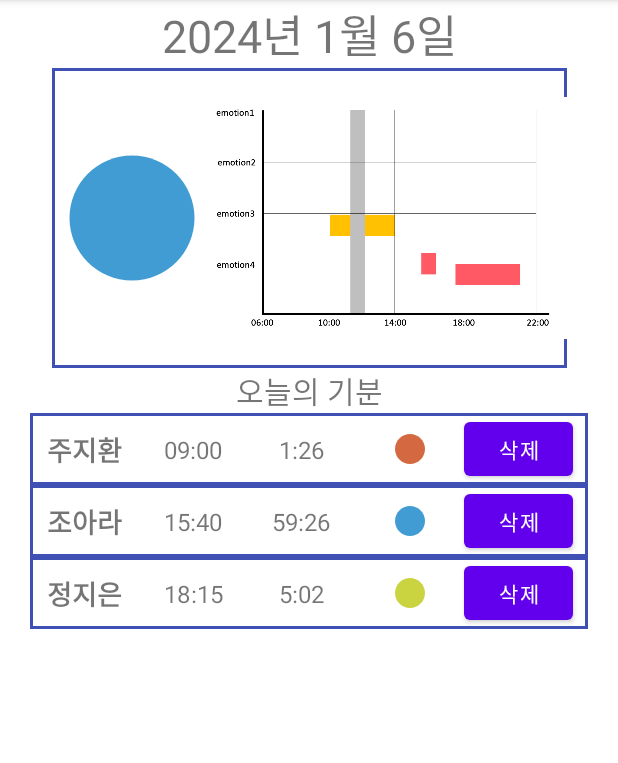
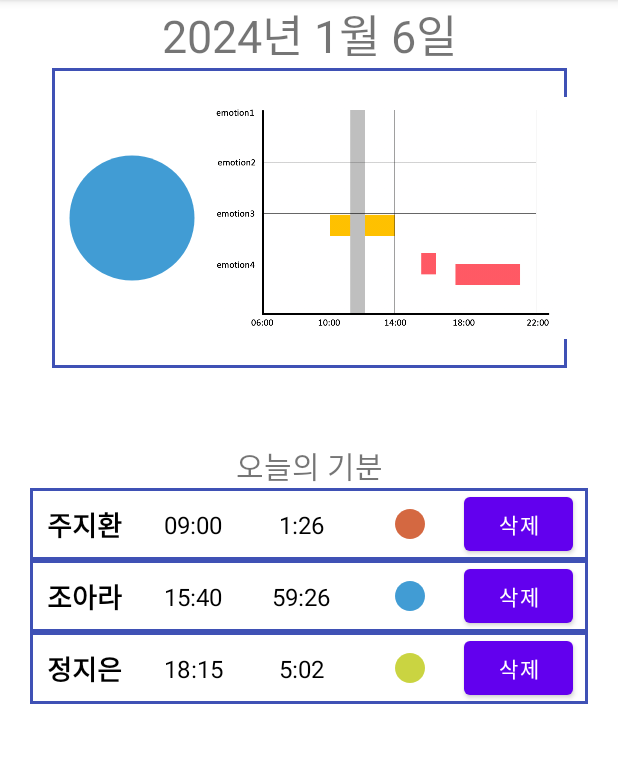
Before and after one commit to maxlee9185/MFVMockup0910, an Android app: the DayMood screen opened directly, with no data from a screen before it, on a phone screen of 412 x 824 dp, the part 84-847 px from its top. Run offline under Robolectric (Android 15) with nearby library versions, the phone set to English and light mode, and no system bars.

Commit message:
image improvement

```diff
--- a/app/build.gradle
+++ b/app/build.gradle
@@ -45,7 +45,6 @@ dependencies {
     implementation 'androidx.lifecycle:lifecycle-viewmodel-ktx:2.4.1'
     implementation 'androidx.navigation:navigation-fragment-ktx:2.5.2'
     implementation 'androidx.navigation:navigation-ui-ktx:2.5.2'
-    implementation 'com.google.android.gms:play-services-oss-licenses:18.0.0'
     testImplementation 'junit:junit:4.13.2'
     androidTestImplementation 'androidx.test.ext:junit:1.1.5'
     androidTestImplementation 'androidx.test.espresso:espresso-core:3.5.1'
--- a/app/src/main/res/layout/activity_day_mood.xml
+++ b/app/src/main/res/layout/activity_day_mood.xml
@@ -27,6 +27,7 @@
         app:layout_constraintTop_toBottomOf="@id/today"
         app:layout_constraintBottom_toTopOf="@id/callListString"
         android:background="@drawable/solid_border"
+        android:layout_marginBottom="50dp"
         android:orientation="horizontal">
 
         <ImageView
@@ -44,9 +45,10 @@
             android:id="@+id/currentMoodGraphImage"
             android:layout_width="240dp"
             android:layout_height="200dp"
-            android:src="@drawable/moodGraph"
+            android:src="@drawable/mood_graph"
             app:layout_constraintBottom_toBottomOf="@id/currentMood"
             app:layout_constraintStart_toEndOf="@id/currentMoodImage"
+            android:layout_marginEnd="3dp"
             app:layout_constraintTop_toTopOf="@id/currentMood" />
 
 
@@ -93,11 +95,12 @@
                 android:layout_height="wrap_content"
                 android:gravity="center"
                 android:text="주지환"
+                android:textColor="@color/black"
                 android:textSize="18sp"
                 android:textStyle="bold"
                 app:layout_constraintBottom_toBottomOf="parent"
                 app:layout_constraintEnd_toStartOf="@id/textCallTime"
-                app:layout_constraintStart_toStartOf="parent"
+                app:layout_constraintStart_toStartOf="@id/firstCall"
                 app:layout_constraintTop_toTopOf="parent" />
 
             <TextView
@@ -106,6 +109,7 @@
                 android:layout_height="wrap_content"
                 android:gravity="center"
                 android:text="09:00"
+                android:textColor="@color/black"
                 android:textSize="16sp"
                 app:layout_constraintBottom_toBottomOf="parent"
                 app:layout_constraintEnd_toStartOf="@id/textCallDuration"
@@ -118,6 +122,7 @@
                 android:layout_height="wrap_content"
                 android:gravity="center"
                 android:text="1:26"
+                android:textColor="@color/black"
                 android:textSize="16sp"
                 app:layout_constraintBottom_toBottomOf="parent"
                 app:layout_constraintEnd_toStartOf="@id/moodImage"
@@ -166,11 +171,12 @@
                 android:layout_height="wrap_content"
                 android:gravity="center"
                 android:text="조아라"
+                android:textColor="@color/black"
                 android:textSize="18sp"
                 android:textStyle="bold"
                 app:layout_constraintBottom_toBottomOf="parent"
                 app:layout_constraintEnd_toStartOf="@id/textCallTime2"
-                app:layout_constraintStart_toStartOf="parent"
+                app:layout_constraintStart_toStartOf="@id/secondCall"
                 app:layout_constraintTop_toTopOf="parent" />
 
             <TextView
@@ -179,6 +185,7 @@
                 android:layout_height="wrap_content"
                 android:gravity="center"
                 android:text="15:40"
+                android:textColor="@color/black"
                 android:textSize="16sp"
                 app:layout_constraintBottom_toBottomOf="parent"
                 app:layout_constraintEnd_toStartOf="@id/textCallDuration2"
@@ -192,6 +199,7 @@
                 android:gravity="center"
                 android:text="59:26"
                 android:textSize="16sp"
+                android:textColor="@color/black"
                 app:layout_constraintBottom_toBottomOf="parent"
                 app:layout_constraintEnd_toStartOf="@id/moodImage2"
                 app:layout_constraintStart_toEndOf="@id/textCallTime2"
@@ -238,11 +246,12 @@
                 android:layout_height="wrap_content"
                 android:gravity="center"
                 android:text="정지은"
+                android:textColor="@color/black"
                 android:textSize="18sp"
                 android:textStyle="bold"
                 app:layout_constraintBottom_toBottomOf="parent"
                 app:layout_constraintEnd_toStartOf="@id/textCallTime3"
-                app:layout_constraintStart_toStartOf="parent"
+                app:layout_constraintStart_toStartOf="@id/thirdCall"
                 app:layout_constraintTop_toTopOf="parent" />
 
             <TextView
@@ -252,6 +261,7 @@
                 android:gravity="center"
                 android:text="18:15"
                 android:textSize="16sp"
+                android:textColor="@color/black"
                 app:layout_constraintBottom_toBottomOf="parent"
                 app:layout_constraintEnd_toStartOf="@id/textCallDuration3"
                 app:layout_constraintStart_toEndOf="@id/textCallerName3"
@@ -264,6 +274,7 @@
                 android:gravity="center"
                 android:text="5:02"
                 android:textSize="16sp"
+                android:textColor="@color/black"
                 app:layout_constraintBottom_toBottomOf="parent"
                 app:layout_constraintEnd_toStartOf="@id/moodImage3"
                 app:layout_constraintStart_toEndOf="@id/textCallTime3"
```
Also changed, not shown: app/src/main/res/drawable-v24/mood_graph.png (renamed from app/src/main/res/drawable/moodGraph.png), app/src/main/res/drawable/mood_graph.png (added).
